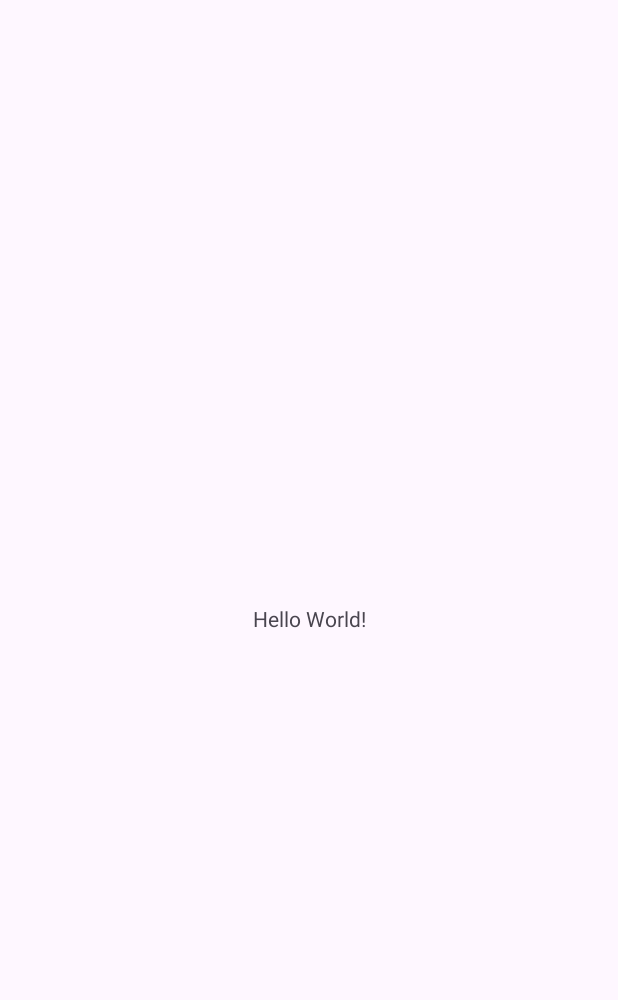
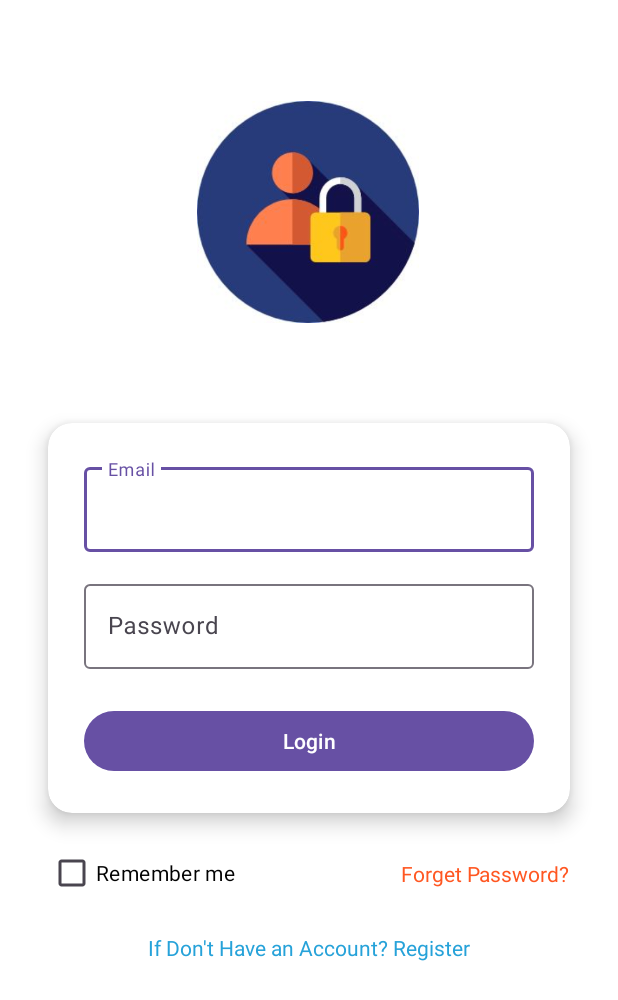
Before and after one commit to gfggsgs/WeatherDemo, an Android app: the screen it shows after launch (MainActivity before the commit, Login after it), on a phone screen of 412 x 824 dp. Before the commit the part shown is almost empty. Shown: the top 1000 px of the screen. Run offline under Robolectric (Android 15) with nearby library versions, the phone set to English and light mode, and no system bars.

Commit message:
First Commit

```diff
--- a/app/build.gradle.kts
+++ b/app/build.gradle.kts
@@ -1,3 +1,5 @@
+import org.jetbrains.kotlin.fir.declarations.builder.buildScript
+
 plugins {
     alias(libs.plugins.android.application)
     alias(libs.plugins.kotlin.android)
@@ -32,6 +34,9 @@ android {
     }
     kotlinOptions {
         jvmTarget = "11"
+        buildFeatures {
+            viewBinding = true
+        }
     }
 }
 
--- /dev/null
+++ b/app/src/main/java/com/example/wdemo/view/auth/Login.kt
@@ -0,0 +1,70 @@
+package com.example.wdemo.view.auth
+
+import android.content.Intent
+import android.os.Bundle
+import android.text.TextUtils
+import android.widget.Button
+import androidx.activity.enableEdgeToEdge
+import androidx.appcompat.app.AppCompatActivity
+import androidx.core.view.ViewCompat
+import androidx.core.view.WindowInsetsCompat
+import com.example.wdemo.MainActivity
+import com.example.wdemo.R
+import com.example.wdemo.databinding.ActivityLoginBinding
+import com.google.android.material.textfield.TextInputLayout
+
+class Login : AppCompatActivity() {
+    private lateinit var binding: ActivityLoginBinding
+    override fun onCreate(savedInstanceState: Bundle?) {
+
+        super.onCreate(savedInstanceState)
+        binding = ActivityLoginBinding.inflate(layoutInflater)
+        setContentView(binding.root)
+
+        binding.btnLogin.setOnClickListener{
+            var email = binding.etEmail.editText!!.text.toString()
+            var password = binding.etPassword.editText!!.text.toString()
+
+
+            if (TextUtils.isEmpty(email)) {
+                binding.etEmail.error = "Email is required"
+                binding.etEmail.requestFocus()
+            } else if (TextUtils.isEmpty(password)) {
+                binding.etPassword.requestFocus()
+                binding.etPassword.error = "Password is required"
+            } else {
+                val intent = Intent(this, MainActivity::class.java)
+            startActivity(intent)
+            }
+
+        }
+
+        binding.txtForget.setOnClickListener{
+            val intent = Intent(this, ForgetPassword::class.java)
+            startActivity(intent)
+
+        }
+        binding.txtRegister.setOnClickListener{
+            // navigate to sign up
+            val intent = Intent(this, SignUp::class.java)
+            startActivity(intent)
+        }
+
+
+
+
+
+    }
+}
+
+
+//find id
+// 1. intialize
+// 2. find id
+
+// use binding (we will use)
+// just one time intialization unlike findViewById
+// to use binding, have to enable view binding in build.gradle
+//buildFeatures {
+//    viewBinding = true
+//}
--- /dev/null
+++ b/app/src/main/res/layout/activity_login.xml
@@ -0,0 +1,111 @@
+<?xml version="1.0" encoding="utf-8"?>
+<androidx.constraintlayout.widget.ConstraintLayout xmlns:android="http://schemas.android.com/apk/res/android"
+    xmlns:app="http://schemas.android.com/apk/res-auto"
+    xmlns:tools="http://schemas.android.com/tools"
+    android:id="@+id/main"
+    android:layout_width="match_parent"
+    android:layout_height="match_parent"
+    android:background="@color/white"
+    tools:context=".view.auth.Login">
+
+    <androidx.cardview.widget.CardView
+        android:id="@+id/cardView"
+        android:layout_width="0dp"
+        android:layout_height="wrap_content"
+        app:cardElevation="8dp"
+        app:cardCornerRadius="16dp"
+        android:layout_margin="32dp"
+        android:padding="10dp"
+        app:layout_constraintTop_toTopOf="parent"
+        app:layout_constraintBottom_toBottomOf="parent"
+        app:layout_constraintStart_toStartOf="parent"
+        app:layout_constraintEnd_toEndOf="parent">
+
+        <LinearLayout
+            android:layout_width="match_parent"
+            android:layout_height="wrap_content"
+            android:orientation="vertical"
+            android:padding="24dp">
+
+            <com.google.android.material.textfield.TextInputLayout
+                android:id="@+id/etEmail"
+                android:layout_width="match_parent"
+                android:layout_height="wrap_content"
+                android:hint="Email">
+
+                <com.google.android.material.textfield.TextInputEditText
+
+                    android:layout_width="match_parent"
+                    android:layout_height="wrap_content"
+                    android:inputType="textEmailAddress" />
+            </com.google.android.material.textfield.TextInputLayout>
+
+            <com.google.android.material.textfield.TextInputLayout
+                android:id="@+id/etPassword"
+                android:layout_width="match_parent"
+                android:layout_height="wrap_content"
+                android:hint="Password"
+                android:layout_marginTop="16dp">
+
+                <com.google.android.material.textfield.TextInputEditText
+
+                    android:layout_width="match_parent"
+                    android:layout_height="wrap_content"
+                    android:inputType="textPassword" />
+            </com.google.android.material.textfield.TextInputLayout>
+
+            <Button
+                android:id="@+id/btnLogin"
+                android:layout_width="match_parent"
+                android:layout_height="wrap_content"
+                android:text="Login"
+                android:layout_marginTop="24dp" />
+        </LinearLayout>
+    </androidx.cardview.widget.CardView>
+
+    <ImageView
+        android:id="@+id/imageView"
+        android:layout_width="184dp"
+        android:layout_height="148dp"
+        app:layout_constraintBottom_toTopOf="@+id/cardView"
+        app:layout_constraintEnd_toEndOf="parent"
+        app:layout_constraintHorizontal_bias="0.497"
+        app:layout_constraintStart_toStartOf="parent"
+        app:layout_constraintTop_toTopOf="parent"
+        app:srcCompat="@drawable/login"
+        tools:ignore="MissingConstraints" />
+
+    <CheckBox
+        android:id="@+id/chLoginSave"
+        android:layout_width="wrap_content"
+        android:layout_height="wrap_content"
+        android:layout_marginTop="16dp"
+        android:text="Remember me"
+        android:textColor="@color/black"
+        app:layout_constraintStart_toStartOf="@+id/cardView"
+        app:layout_constraintTop_toBottomOf="@+id/cardView" />
+
+    <TextView
+        android:id="@+id/txtForget"
+        android:layout_width="wrap_content"
+        android:layout_height="wrap_content"
+        android:text="Forget Password?"
+        android:textColor="#FF5722"
+        app:layout_constraintBottom_toBottomOf="@+id/chLoginSave"
+        app:layout_constraintEnd_toEndOf="@+id/cardView"
+        app:layout_constraintTop_toTopOf="@+id/chLoginSave" />
+
+    <TextView
+        android:id="@+id/txtRegister"
+        android:textColor="#26A2D9"
+        android:layout_width="wrap_content"
+        android:layout_height="wrap_content"
+        android:layout_marginTop="16dp"
+        android:text="If Don't Have an Account? Register"
+        app:layout_constraintEnd_toEndOf="parent"
+        app:layout_constraintStart_toStartOf="parent"
+        app:layout_constraintTop_toBottomOf="@+id/chLoginSave" />
+
+
+
+</androidx.constraintlayout.widget.ConstraintLayout>
--- a/app/src/main/res/layout/activity_main.xml
+++ b/app/src/main/res/layout/activity_main.xml
@@ -5,15 +5,74 @@
     android:id="@+id/main"
     android:layout_width="match_parent"
     android:layout_height="match_parent"
+    android:orientation="horizontal"
+    android:weightSum="3"
     tools:context=".MainActivity">
 
-    <TextView
+
+<!--    <Button-->
+<!--        android:id="@+id/btnOne"-->
+<!--        android:layout_width="wrap_content"-->
+<!--        android:layout_height="wrap_content"-->
+<!--        android:layout_centerInParent="true"-->
+<!--        android:text="One" />-->
+
+<!--    <Button-->
+<!--        android:id="@+id/btnTwo"-->
+<!--        android:layout_width="wrap_content"-->
+<!--        android:layout_height="wrap_content"-->
+<!--        android:layout_above="@id/btnOne"-->
+<!--        android:layout_alignLeft="@id/btnOne"-->
+<!--        android:layout_alignRight="@id/btnOne"-->
+<!--        android:layout_marginBottom="10dp"-->
+<!--        android:text="Two" />-->
+
+<!--    <Button-->
+<!--        android:id="@+id/btnThree"-->
+<!--        android:layout_width="wrap_content"-->
+<!--        android:layout_height="wrap_content"-->
+<!--        android:layout_below="@id/btnOne"-->
+<!--        android:layout_alignRight="@id/btnOne"-->
+<!--        android:layout_alignLeft="@id/btnOne"-->
+<!--        android:layout_marginTop="10dp"-->
+<!--        android:text="Three" />-->
+
+<!--    <Button-->
+<!--        android:id="@+id/btnfour"-->
+<!--        android:layout_width="wrap_content"-->
+<!--        android:layout_height="wrap_content"-->
+<!--        android:layout_toLeftOf="@id/btnOne"-->
+<!--        android:layout_alignTop="@id/btnOne"-->
+<!--        android:layout_alignBottom="@id/btnOne"-->
+<!--        android:layout_marginRight="10dp"-->
+<!--        android:text="Four" />-->
+
+<!--    <Button-->
+<!--        android:id="@+id/btnFive"-->
+<!--        android:layout_width="wrap_content"-->
+<!--        android:layout_height="wrap_content"-->
+<!--        android:layout_toRightOf="@id/btnOne"-->
+<!--        android:layout_alignTop="@id/btnOne"-->
+<!--        android:layout_alignBottom="@id/btnOne"-->
+<!--        android:layout_marginLeft="10dp"-->
+<!--        android:text="Five" />-->
+
+<!--    <Button-->
+<!--        android:id="@+id/btnSix"-->
+<!--        android:layout_width="wrap_content"-->
+<!--        android:layout_height="wrap_content"-->
+<!--        android:layout_alignParentEnd="true"-->
+<!--        android:layout_alignParentBottom="true"-->
+<!--        android:layout_marginBottom="20dp"-->
+<!--        android:layout_marginRight="20dp"-->
+<!--        android:text="Six" />-->
+    <Button
+        android:id="@+id/button10"
         android:layout_width="wrap_content"
         android:layout_height="wrap_content"
-        android:text="Hello World!"
-        app:layout_constraintBottom_toBottomOf="parent"
+        android:text="Button"
         app:layout_constraintEnd_toEndOf="parent"
         app:layout_constraintStart_toStartOf="parent"
-        app:layout_constraintTop_toTopOf="parent" />
-
+        tools:layout_editor_absoluteY="296dp"
+        tools:ignore="MissingConstraints" />
 </androidx.constraintlayout.widget.ConstraintLayout>
```
Also changed, not shown: app/src/main/AndroidManifest.xml (+9 -0 lines), app/src/main/java/com/example/wdemo/view/auth/ForgetPassword.kt (added, +43 -0 lines), app/src/main/java/com/example/wdemo/view/auth/SignUp.kt (added, +63 -0 lines), app/src/main/res/layout/activity_forget_password.xml (added, +88 -0 lines), app/src/main/res/layout/activity_sign_up.xml (added, +115 -0 lines), app/src/main/res/drawable/login.jpg (added).
